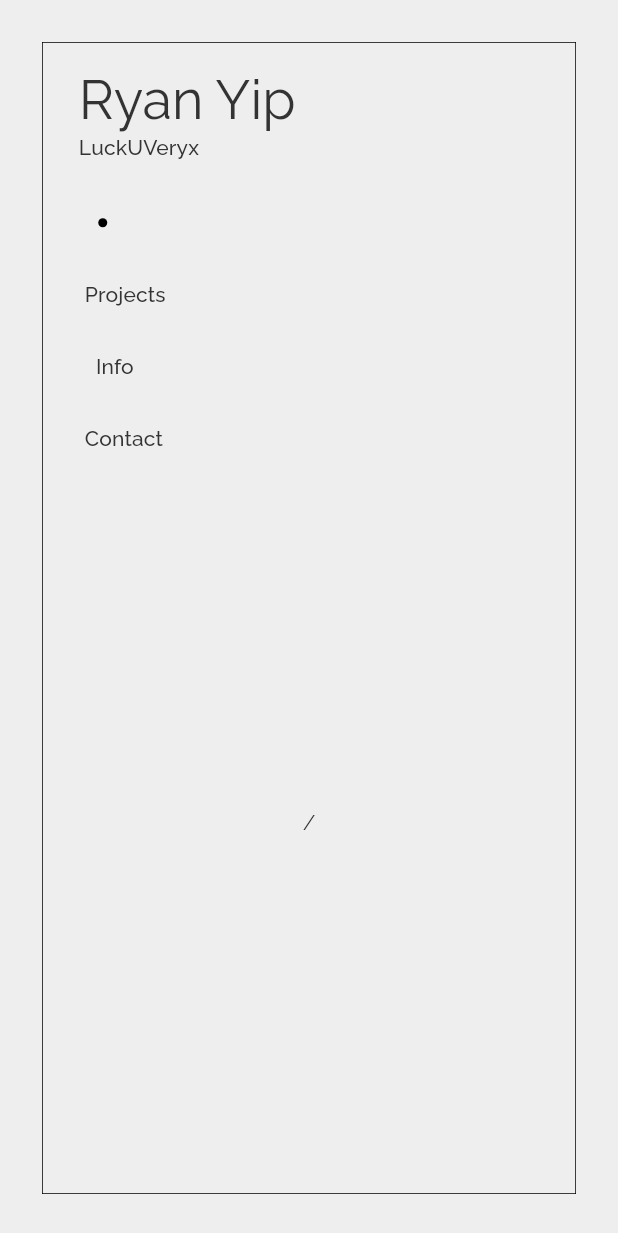
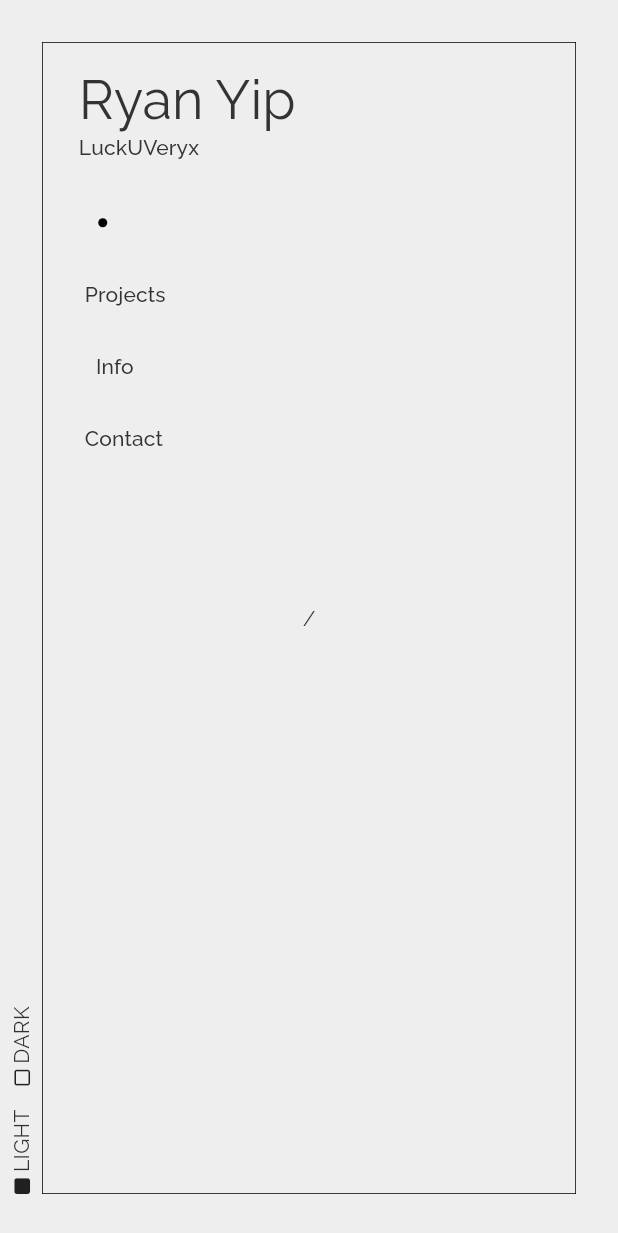
Before and after one commit to LuckUVeryX/luckuveryx.github.io, a Flutter app: the screen it shows after launch, on a phone screen of 412 x 824 dp. Shown: the top 1233 px of the screen. Run offline on Flutter 3.47's test engine with Material 2 defaults, Android fonts, the phone set to English and light mode, and no system bars; our stand-ins replace animated_text_kit, flutter_hooks, font_awesome_flutter, go_router, google_fonts, hooks_riverpod and 2 more; generated files the repository leaves out were written again.

Commit message:
feat: root page layout

```diff
--- a/lib/features/root/widgets/molecules/route_button_builder.dart
+++ b/lib/features/root/widgets/molecules/route_button_builder.dart
@@ -1,8 +1,9 @@
 import 'package:flutter/material.dart';
+import 'package:flutter_hooks/flutter_hooks.dart';
 import 'package:go_router/go_router.dart';
 import 'package:luckuveryx/features/root/root.dart';
 
-class RouteButtonBuilder extends StatelessWidget {
+class RouteButtonBuilder extends HookWidget {
   const RouteButtonBuilder({
     required this.onPressed,
     required this.path,
@@ -16,8 +17,31 @@ class RouteButtonBuilder extends StatelessWidget {
 
   @override
   Widget build(BuildContext context) {
-    final currPath = GoRouterState.of(context).fullPath;
-    if (currPath == path) return const RouteButtonPlaceholder();
-    return RouteButton(onPressed: onPressed, label: label);
+    final isCurrPath = GoRouterState.of(context).fullPath == path;
+    final controller = useAnimationController(
+      duration: const Duration(milliseconds: 400),
+    );
+    useEffect(
+      () {
+        controller
+          ..reset()
+          ..forward();
+        return null;
+      },
+      [isCurrPath],
+    );
+
+    final opacity = useAnimation(
+      CurvedAnimation(parent: controller, curve: Curves.easeOut).drive(
+        Tween<double>(begin: 0.3, end: 1),
+      ),
+    );
+
+    return Opacity(
+      opacity: opacity,
+      child: isCurrPath
+          ? const RouteButtonPlaceholder()
+          : RouteButton(onPressed: onPressed, label: label),
+    );
   }
 }
--- /dev/null
+++ b/lib/features/root/widgets/organisms/organisms.dart
@@ -0,0 +1 @@
+export 'root_header.dart';
--- /dev/null
+++ b/lib/features/root/widgets/organisms/root_header.dart
@@ -0,0 +1,57 @@
+import 'package:flutter/material.dart';
+import 'package:luckuveryx/app/router/router.dart';
+import 'package:luckuveryx/features/root/root.dart';
+import 'package:luckuveryx/l10n/l10n.dart';
+import 'package:luckuveryx/utils/theme_extensions.dart';
+import 'package:luckuveryx/widgets/widgets.dart';
+
+class RootHeader extends StatelessWidget {
+  const RootHeader({
+    super.key,
+  });
+
+  @override
+  Widget build(BuildContext context) {
+    return Column(
+      mainAxisSize: MainAxisSize.min,
+      crossAxisAlignment: CrossAxisAlignment.start,
+      children: [
+        Padding(
+          padding: const EdgeInsets.only(left: 8),
+          child: Text(
+            'Ryan Yip',
+            style: context.textTheme.displaySmall,
+          ),
+        ),
+        Padding(
+          padding: const EdgeInsets.only(left: 8),
+          child: Text(
+            'LuckUVeryx',
+            style: context.textTheme.titleSmall,
+          ),
+        ),
+        Spacing.sp16,
+        RouteButtonBuilder(
+          path: HomeRoute.path,
+          label: context.l10n.home,
+          onPressed: () => const HomeRoute().go(context),
+        ),
+        RouteButtonBuilder(
+          path: ProjectsRoute.path,
+          label: context.l10n.projects,
+          onPressed: () => const ProjectsRoute().go(context),
+        ),
+        RouteButtonBuilder(
+          path: InfoRoute.path,
+          label: context.l10n.info,
+          onPressed: () => const InfoRoute().go(context),
+        ),
+        RouteButtonBuilder(
+          path: ContactRoute.path,
+          label: context.l10n.contact,
+          onPressed: () => const ContactRoute().go(context),
+        ),
+      ],
+    );
+  }
+}
--- a/lib/features/root/widgets/pages/root_page.dart
+++ b/lib/features/root/widgets/pages/root_page.dart
@@ -1,7 +1,7 @@
 import 'package:flutter/material.dart';
 import 'package:hooks_riverpod/hooks_riverpod.dart';
-import 'package:luckuveryx/app/router/router.dart';
 import 'package:luckuveryx/features/root/root.dart';
+import 'package:luckuveryx/features/theme_switcher/theme_switcher.dart';
 import 'package:luckuveryx/l10n/l10n.dart';
 import 'package:luckuveryx/utils/theme_extensions.dart';
 import 'package:luckuveryx/widgets/widgets.dart';
@@ -30,9 +30,20 @@ class RootPage extends HookConsumerWidget {
     }
 
     return Scaffold(
-      body: SafeArea(
+      body: Row(
+        children: [
+          const Column(
+            mainAxisAlignment: MainAxisAlignment.end,
+            children: [
+              Spacing.sp28,
+              BrightnessButton(brightness: Brightness.dark),
+              BrightnessButton(brightness: Brightness.light),
+              Spacing.sp20,
+            ],
+          ),
+          Expanded(
             child: Container(
-          margin: const EdgeInsets.all(28),
+              margin: const EdgeInsets.all(28).copyWith(left: 0),
               padding: const EdgeInsets.all(16),
               decoration: BoxDecoration(
                 border: Border.all(
@@ -40,49 +51,20 @@ class RootPage extends HookConsumerWidget {
                   color: context.colorScheme.onBackground,
                 ),
               ),
-          child: Column(
-            crossAxisAlignment: CrossAxisAlignment.start,
+              child: Stack(
                 children: [
-              Padding(
-                padding: const EdgeInsets.only(left: 8),
-                child: Text(
-                  'Ryan Yip',
-                  style: context.textTheme.displaySmall,
+                  AnimatedFadeIn(child: navigator),
+                  const Positioned(
+                    left: 0,
+                    top: 0,
+                    child: AnimatedFadeIn(child: RootHeader()),
                   ),
-              ),
-              Padding(
-                padding: const EdgeInsets.only(left: 8),
-                child: Text(
-                  'LuckUVeryx',
-                  style: context.textTheme.titleSmall,
-                ),
-              ),
-              Spacing.sp16,
-              RouteButtonBuilder(
-                path: HomeRoute.path,
-                label: context.l10n.home,
-                onPressed: () => const HomeRoute().go(context),
-              ),
-              RouteButtonBuilder(
-                path: ProjectsRoute.path,
-                label: context.l10n.projects,
-                onPressed: () => const ProjectsRoute().go(context),
-              ),
-              RouteButtonBuilder(
-                path: InfoRoute.path,
-                label: context.l10n.info,
-                onPressed: () => const InfoRoute().go(context),
-              ),
-              RouteButtonBuilder(
-                path: ContactRoute.path,
-                label: context.l10n.contact,
-                onPressed: () => const ContactRoute().go(context),
-              ),
-              Expanded(child: navigator),
                 ],
               ),
             ),
           ),
+        ],
+      ),
     );
   }
 }
--- a/lib/features/root/widgets/widgets.dart
+++ b/lib/features/root/widgets/widgets.dart
@@ -1,3 +1,4 @@
 export 'atoms/atoms.dart';
 export 'molecules/molecules.dart';
+export 'organisms/organisms.dart';
 export 'pages/pages.dart';
--- a/lib/features/theme_switcher/controllers/theme_switcher_controller.dart
+++ b/lib/features/theme_switcher/controllers/theme_switcher_controller.dart
@@ -10,8 +10,11 @@ class ThemeSwitcherController extends _$ThemeSwitcherController {
     return ThemeMode.system;
   }
 
-  void onChanged(ThemeMode value) {
-    state = value;
+  void onChanged(Brightness brightness) {
+    state = switch (brightness) {
+      Brightness.light => ThemeMode.light,
+      Brightness.dark => ThemeMode.dark,
+    };
     return;
   }
 }
--- /dev/null
+++ b/lib/features/theme_switcher/widgets/molecules/brightness_button.dart
@@ -0,0 +1,51 @@
+import 'package:flutter/material.dart';
+import 'package:font_awesome_flutter/font_awesome_flutter.dart';
+import 'package:hooks_riverpod/hooks_riverpod.dart';
+import 'package:luckuveryx/features/theme_switcher/theme_switcher.dart';
+import 'package:luckuveryx/l10n/l10n.dart';
+import 'package:luckuveryx/utils/theme_extensions.dart';
+import 'package:luckuveryx/widgets/widgets.dart';
+
+class BrightnessButton extends HookConsumerWidget {
+  const BrightnessButton({
+    required this.brightness,
+    super.key,
+  });
+
+  final Brightness brightness;
+
+  @override
+  Widget build(BuildContext context, WidgetRef ref) {
+    return RotatedBox(
+      quarterTurns: 3,
+      child: InkWell(
+        customBorder: const StadiumBorder(),
+        onTap: () => ref
+            .read(themeSwitcherControllerProvider.notifier)
+            .onChanged(brightness),
+        child: Padding(
+          padding: const EdgeInsets.symmetric(horizontal: 8),
+          child: Row(
+            mainAxisSize: MainAxisSize.min,
+            children: [
+              FaIcon(
+                context.theme.brightness == brightness
+                    ? FontAwesomeIcons.solidSquare
+                    : FontAwesomeIcons.square,
+                size: 12,
+              ),
+              Spacing.sp4,
+              Text(
+                switch (brightness) {
+                  Brightness.light => context.l10n.light,
+                  Brightness.dark => context.l10n.dark,
+                }
+                    .toUpperCase(),
+              ),
+            ],
+          ),
+        ),
+      ),
+    );
+  }
+}
--- a/lib/features/theme_switcher/widgets/molecules/molecules.dart
+++ b/lib/features/theme_switcher/widgets/molecules/molecules.dart
@@ -1 +1 @@
-export 'theme_switcher_icon_button.dart';
+export 'brightness_button.dart';
--- a/lib/features/theme_switcher/widgets/molecules/theme_switcher_icon_button.dart
+++ /dev/null
@@ -1,28 +0,0 @@
-import 'package:flutter/material.dart';
-import 'package:font_awesome_flutter/font_awesome_flutter.dart';
-import 'package:hooks_riverpod/hooks_riverpod.dart';
-import 'package:luckuveryx/features/theme_switcher/theme_switcher.dart';
-import 'package:luckuveryx/utils/theme_extensions.dart';
-
-class ThemeSwitcherIconButton extends HookConsumerWidget {
-  const ThemeSwitcherIconButton({
-    super.key,
-  });
-
-  @override
-  Widget build(BuildContext context, WidgetRef ref) {
-    return IconButton(
-      onPressed: () {
-        final value = switch (context.theme.brightness) {
-          Brightness.light => ThemeMode.dark,
-          Brightness.dark => ThemeMode.light,
-        };
-        ref.read(themeSwitcherControllerProvider.notifier).onChanged(value);
-      },
-      icon: const RotatedBox(
-        quarterTurns: 2,
-        child: FaIcon(FontAwesomeIcons.circleHalfStroke),
-      ),
-    );
-  }
-}
--- a/lib/l10n/arb/app_en.arb
+++ b/lib/l10n/arb/app_en.arb
@@ -1,6 +1,8 @@
 {
     "@@locale": "en",
     "loadingFonts": "Loading Fonts...",
+    "light": "Light",
+    "dark": "Dark",
     "home": "Home",
     "projects": "Projects",
     "info": "Info",
--- a/lib/widgets/atoms/spacing.dart
+++ b/lib/widgets/atoms/spacing.dart
@@ -3,12 +3,14 @@ import 'package:flutter/material.dart';
 class Spacing {
   const Spacing._();
 
+  static const sp2 = SizedBox.square(dimension: 2);
   static const sp4 = SizedBox.square(dimension: 4);
   static const sp8 = SizedBox.square(dimension: 8);
   static const sp12 = SizedBox.square(dimension: 12);
   static const sp16 = SizedBox.square(dimension: 16);
   static const sp20 = SizedBox.square(dimension: 20);
   static const sp24 = SizedBox.square(dimension: 24);
+  static const sp28 = SizedBox.square(dimension: 28);
   static const sp32 = SizedBox.square(dimension: 32);
   static const sp40 = SizedBox.square(dimension: 40);
   static const sp60 = SizedBox.square(dimension: 60);
```
Lines whose indentation alone changed are shown as unchanged.
